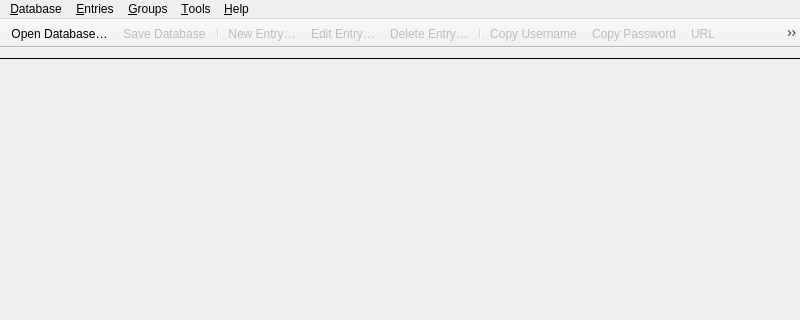
Old version of the form src/gui/MainWindow.ui in the repository keepassxreboot/keepassxc; both pictures show x 0 to 800 and y 0 to 320 of the 800 by 600 pixel window.
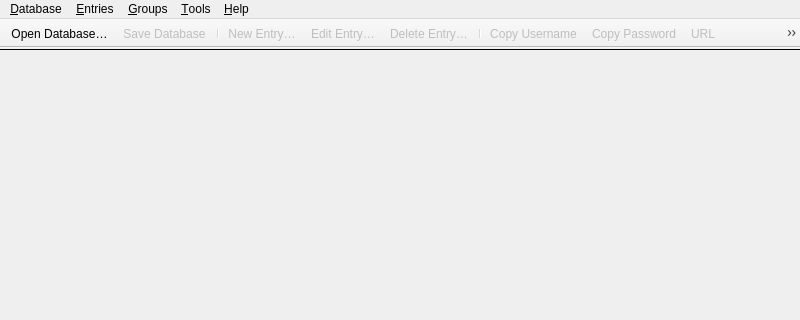
New version of the form. Custom widgets are drawn as their Qt base class.

Commit message: Add button to hide pre-release warning for this release.

```diff
--- a/src/gui/MainWindow.ui
+++ b/src/gui/MainWindow.ui
@@ -37,15 +37,6 @@
      <number>0</number>
     </property>
     <item>
-     <widget class="QWidget" name="globalMessageWidgetContainer" native="true">
-      <layout class="QVBoxLayout" name="globalMessageWidgetLayout">
-       <property name="spacing">
-        <number>0</number>
-       </property>
-       <property name="bottomMargin">
-        <number>0</number>
-       </property>
-       <item>
         <widget class="MessageWidget" name="globalMessageWidget" native="true">
          <property name="sizePolicy">
           <sizepolicy hsizetype="Preferred" vsizetype="Preferred">
@@ -53,12 +44,6 @@
            <verstretch>0</verstretch>
           </sizepolicy>
          </property>
-         <property name="styleSheet">
-          <string notr="true">MessageWidget {margin: 90px}</string>
-         </property>
-        </widget>
-       </item>
-      </layout>
      </widget>
     </item>
     <item>
```
Lines whose indentation alone changed are shown as unchanged. The commit also changes 3 other files.
